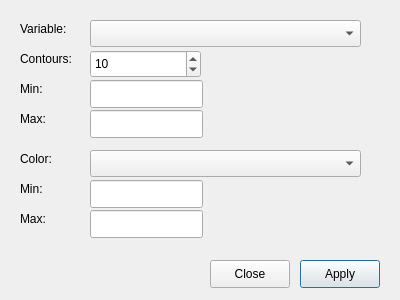
tehnick/elmerfem, file ElmerGUI/vtkpost/isocontours.ui: the form before one commit.
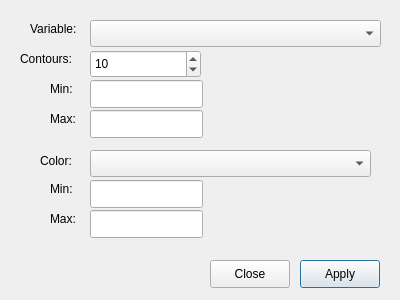
The form after the commit. Icons and pictures are not drawn.

Commit message: ElmerGUI: Introduced new grid structures in vtk widget

```diff
--- a/ElmerGUI/vtkpost/isocontours.ui
+++ b/ElmerGUI/vtkpost/isocontours.ui
@@ -49,7 +49,7 @@
     <rect>
      <x>90</x>
      <y>20</y>
-     <width>271</width>
+     <width>291</width>
      <height>27</height>
     </rect>
    </property>
@@ -59,7 +59,7 @@
     <rect>
      <x>90</x>
      <y>150</y>
-     <width>271</width>
+     <width>281</width>
      <height>27</height>
     </rect>
    </property>
@@ -67,9 +67,9 @@
   <widget class="QLabel" name="variableLabel" >
    <property name="geometry" >
     <rect>
-     <x>20</x>
+     <x>30</x>
      <y>20</y>
-     <width>61</width>
+     <width>51</width>
      <height>18</height>
     </rect>
    </property>
@@ -80,10 +80,10 @@
   <widget class="QLabel" name="colorLabel" >
    <property name="geometry" >
     <rect>
-     <x>20</x>
+     <x>40</x>
      <y>150</y>
-     <width>54</width>
-     <height>18</height>
+     <width>41</width>
+     <height>21</height>
     </rect>
    </property>
    <property name="text" >
@@ -165,9 +165,9 @@
   <widget class="QLabel" name="contoursMinLabel" >
    <property name="geometry" >
     <rect>
-     <x>20</x>
+     <x>50</x>
      <y>80</y>
-     <width>54</width>
+     <width>41</width>
      <height>18</height>
     </rect>
    </property>
@@ -178,9 +178,9 @@
   <widget class="QLabel" name="contoursMaxLabel" >
    <property name="geometry" >
     <rect>
-     <x>20</x>
+     <x>50</x>
      <y>110</y>
-     <width>54</width>
+     <width>31</width>
      <height>18</height>
     </rect>
    </property>
@@ -191,9 +191,9 @@
   <widget class="QLabel" name="colorMinLabel" >
    <property name="geometry" >
     <rect>
-     <x>20</x>
+     <x>50</x>
      <y>180</y>
-     <width>54</width>
+     <width>41</width>
      <height>18</height>
     </rect>
    </property>
@@ -204,9 +204,9 @@
   <widget class="QLabel" name="colorMaxLabel" >
    <property name="geometry" >
     <rect>
-     <x>20</x>
+     <x>50</x>
      <y>210</y>
-     <width>54</width>
+     <width>31</width>
      <height>18</height>
     </rect>
    </property>
```
Left out of the diff: 3 changed lines with no effect on the pictures. The commit also changes 2 other files.
